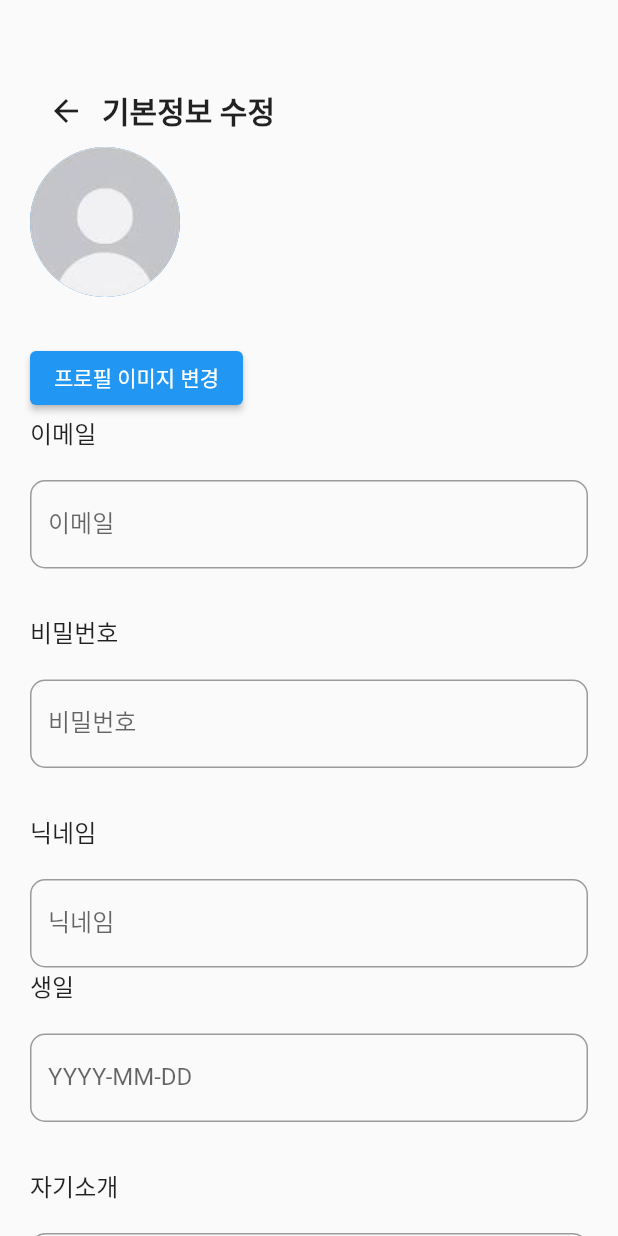
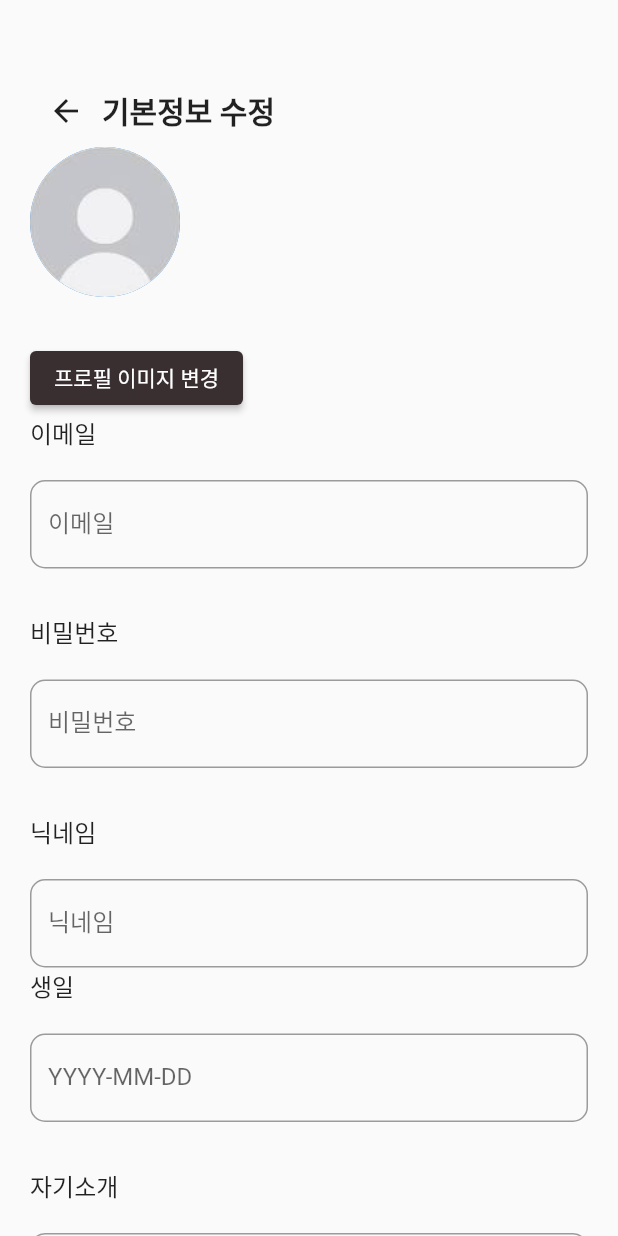
Before and after one commit to lcs9912/flutter_teamPro_indieSpot, a Flutter app: the UserEdit widget shown alone on an empty page, opened directly, on a phone screen of 412 x 824 dp. Run offline on Flutter 3.47's test engine with Material 2 defaults, Android fonts, the phone set to English and light mode, and no system bars; our stand-ins replace cached_network_image, cloud_firestore, firebase_core, firebase_storage, flutter_rating_bar, flutter_speed_dial and 5 more; missing offline and left inert: iamport_flutter; accounts and stored records are empty; Roboto replaces fonts that are missing (Noto_Serif_KR).

Commit message:
프로필변경 구현

```diff
--- a/lib/userEdit.dart
+++ b/lib/userEdit.dart
@@ -323,6 +323,9 @@ class _UserEditState extends State<UserEdit> {
                 ElevatedButton(
                   onPressed: _changeProfileImage,
                   child: Text('프로필 이미지 변경'),
+                  style: ElevatedButton.styleFrom(
+                    primary: Color(0xFF392F31),
+                  ),
                 ),
               ],
             ),
@@ -405,6 +408,9 @@ class _UserEditState extends State<UserEdit> {
                 );
               },
               child: Text('프로필 페이지로 이동'),
+              style: ElevatedButton.styleFrom(
+                primary: Color(0xFF392F31),
+              ),
             ),
 
             SizedBox(height: 30),
```
